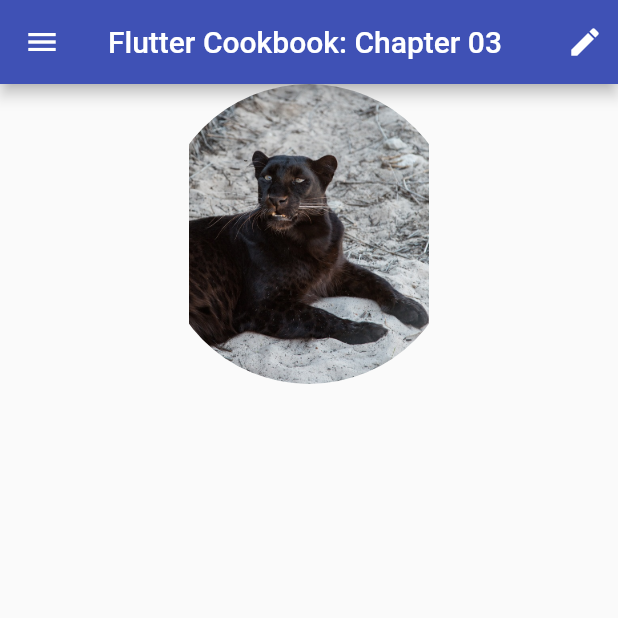
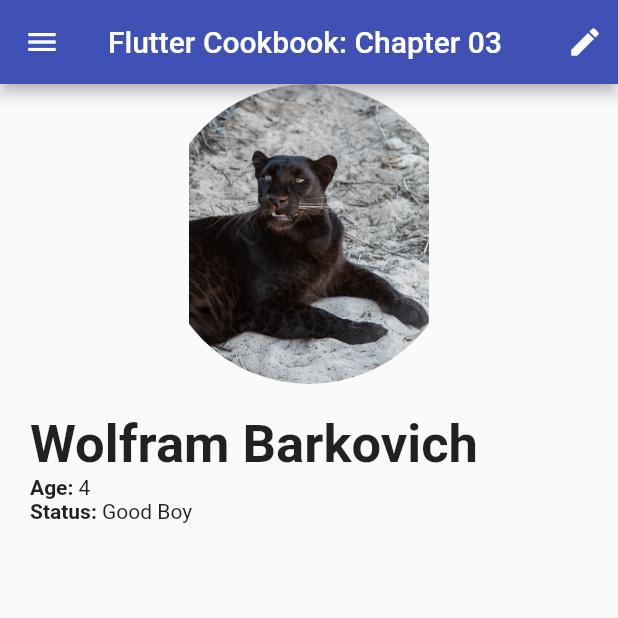
Before and after one commit to maxgdev/packt_cookbook, a Flutter app: the screen it shows after launch, on a phone screen of 412 x 824 dp, the top half of it. Run offline on Flutter 3.47's test engine with Material 2 defaults, Android fonts, the phone set to English and light mode, and no system bars; our stand-ins replace google_fonts.

Commit message:
Added code to _buildProfileDetails() and added _buildDetailsRow()

```diff
--- a/lib/Chapter04/ProfileScreen.dart
+++ b/lib/Chapter04/ProfileScreen.dart
@@ -28,7 +28,32 @@ class ProfileScreen extends StatelessWidget {
   }
 
   Widget _buildProfileDetails(BuildContext context) {
-    return Container();
+    return Padding(
+      padding: const EdgeInsets.all(20.0),
+      child: Column(
+        crossAxisAlignment: CrossAxisAlignment.start,
+        children: <Widget>[
+          Text(
+            'Wolfram Barkovich',
+            style: TextStyle(fontSize: 35, fontWeight: FontWeight.w600),
+          ),
+          _buildDetailsRow('Age', '4'),
+          _buildDetailsRow('Status', 'Good Boy'),
+        ],
+      ),
+    );
+  }
+
+  Widget _buildDetailsRow(String heading, String value) {
+    return Row(
+      children: <Widget>[
+        Text(
+          '$heading: ',
+          style: TextStyle(fontWeight: FontWeight.bold),
+        ),
+        Text(value),
+      ],
+    );
   }
 
   Widget _buildActions(BuildContext context) {
```
